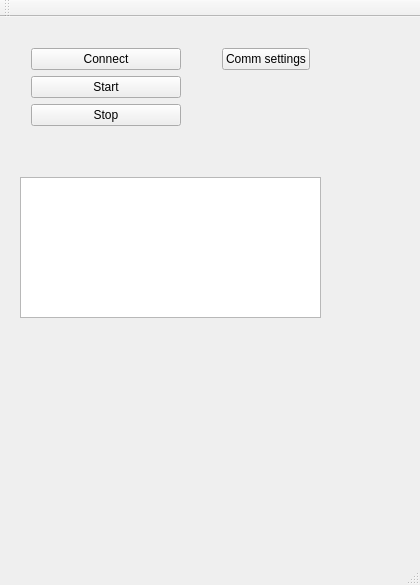
Above: ctrl_gui/ui/mainwindow.ui from dkf-pirx/cnc_wood_router before the change. Below: the same form after it.
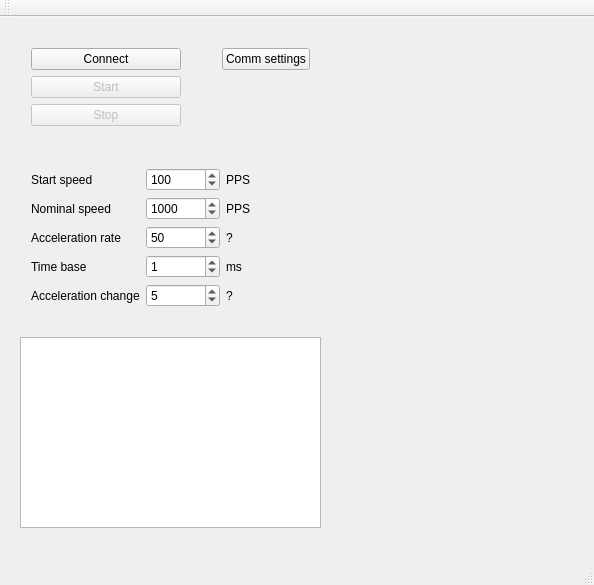
That is the form after the change.

What changed in the file:
```diff
--- a/ctrl_gui/ui/mainwindow.ui
+++ b/ctrl_gui/ui/mainwindow.ui
@@ -6,7 +6,7 @@
    <rect>
     <x>0</x>
     <y>0</y>
-    <width>420</width>
+    <width>594</width>
     <height>585</height>
    </rect>
   </property>
@@ -14,16 +14,6 @@
    <string>Wood router control</string>
   </property>
   <widget class="QWidget" name="centralWidget">
-   <widget class="QTextEdit" name="textEdit">
-    <property name="geometry">
-     <rect>
-      <x>20</x>
-      <y>160</y>
-      <width>301</width>
-      <height>141</height>
-     </rect>
-    </property>
-   </widget>
    <widget class="QWidget" name="horizontalLayoutWidget">
     <property name="geometry">
      <rect>
@@ -56,14 +46,20 @@
         </widget>
        </item>
        <item>
-        <widget class="QPushButton" name="startButton">
+        <widget class="QPushButton" name="buttonStart">
+         <property name="enabled">
+          <bool>false</bool>
+         </property>
          <property name="text">
           <string>Start</string>
          </property>
         </widget>
        </item>
        <item>
-        <widget class="QPushButton" name="stopButton">
+        <widget class="QPushButton" name="buttonStop">
+         <property name="enabled">
+          <bool>false</bool>
+         </property>
          <property name="text">
           <string>Stop</string>
          </property>
@@ -110,6 +106,163 @@
      </item>
     </layout>
    </widget>
+   <widget class="QWidget" name="gridLayoutWidget">
+    <property name="geometry">
+     <rect>
+      <x>20</x>
+      <y>140</y>
+      <width>291</width>
+      <height>161</height>
+     </rect>
+    </property>
+    <layout class="QGridLayout" name="gridLayout">
+     <item row="4" column="0">
+      <widget class="QLabel" name="label_5">
+       <property name="text">
+        <string>Acceleration change</string>
+       </property>
+      </widget>
+     </item>
+     <item row="0" column="0">
+      <widget class="QLabel" name="label">
+       <property name="text">
+        <string>Start speed</string>
+       </property>
+      </widget>
+     </item>
+     <item row="3" column="0">
+      <widget class="QLabel" name="label_4">
+       <property name="text">
+        <string>Time base</string>
+       </property>
+      </widget>
+     </item>
+     <item row="2" column="0">
+      <widget class="QLabel" name="label_3">
+       <property name="text">
+        <string>Acceleration rate</string>
+       </property>
+      </widget>
+     </item>
+     <item row="1" column="0">
+      <widget class="QLabel" name="label_2">
+       <property name="text">
+        <string>Nominal speed</string>
+       </property>
+      </widget>
+     </item>
+     <item row="0" column="2">
+      <widget class="QLabel" name="label_6">
+       <property name="text">
+        <string>PPS</string>
+       </property>
+      </widget>
+     </item>
+     <item row="1" column="2">
+      <widget class="QLabel" name="label_7">
+       <property name="text">
+        <string>PPS</string>
+       </property>
+      </widget>
+     </item>
+     <item row="2" column="2">
+      <widget class="QLabel" name="label_8">
+       <property name="text">
+        <string>?</string>
+       </property>
+      </widget>
+     </item>
+     <item row="3" column="2">
+      <widget class="QLabel" name="label_9">
+       <property name="text">
+        <string>ms</string>
+       </property>
+      </widget>
+     </item>
+     <item row="4" column="2">
+      <widget class="QLabel" name="label_10">
+       <property name="text">
+        <string>?</string>
+       </property>
+      </widget>
+     </item>
+     <item row="0" column="1">
+      <widget class="QSpinBox" name="spinStartSpeed">
+       <property name="maximum">
+        <number>65535</number>
+       </property>
+       <property name="singleStep">
+        <number>10</number>
+       </property>
+       <property name="value">
+        <number>100</number>
+       </property>
+      </widget>
+     </item>
+     <item row="1" column="1">
+      <widget class="QSpinBox" name="spinNominalSpeed">
+       <property name="maximum">
+        <number>65535</number>
+       </property>
+       <property name="singleStep">
+        <number>10</number>
+       </property>
+       <property name="value">
+        <number>1000</number>
+       </property>
+      </widget>
+     </item>
+     <item row="2" column="1">
+      <widget class="QSpinBox" name="spinAccelRate">
+       <property name="maximum">
+        <number>255</number>
+       </property>
+       <property name="singleStep">
+        <number>5</number>
+       </property>
+       <property name="value">
+        <number>50</number>
+       </property>
+      </widget>
+     </item>
+     <item row="3" column="1">
+      <widget class="QSpinBox" name="spinTimeBase">
+       <property name="maximum">
+        <number>255</number>
+       </property>
+       <property name="singleStep">
+        <number>1</number>
+       </property>
+       <property name="value">
+        <number>1</number>
+       </property>
+      </widget>
+     </item>
+     <item row="4" column="1">
+      <widget class="QSpinBox" name="spinAccelChange">
+       <property name="maximum">
+        <number>255</number>
+       </property>
+       <property name="singleStep">
+        <number>1</number>
+       </property>
+       <property name="value">
+        <number>5</number>
+       </property>
+      </widget>
+     </item>
+    </layout>
+   </widget>
+   <widget class="QPlainTextEdit" name="plainLogText">
+    <property name="geometry">
+     <rect>
+      <x>20</x>
+      <y>320</y>
+      <width>301</width>
+      <height>191</height>
+     </rect>
+    </property>
+   </widget>
   </widget>
   <widget class="QMenuBar" name="menuBar">
    <property name="geometry">
```
Left out of the diff: 6 changed lines with no effect on the pictures.
